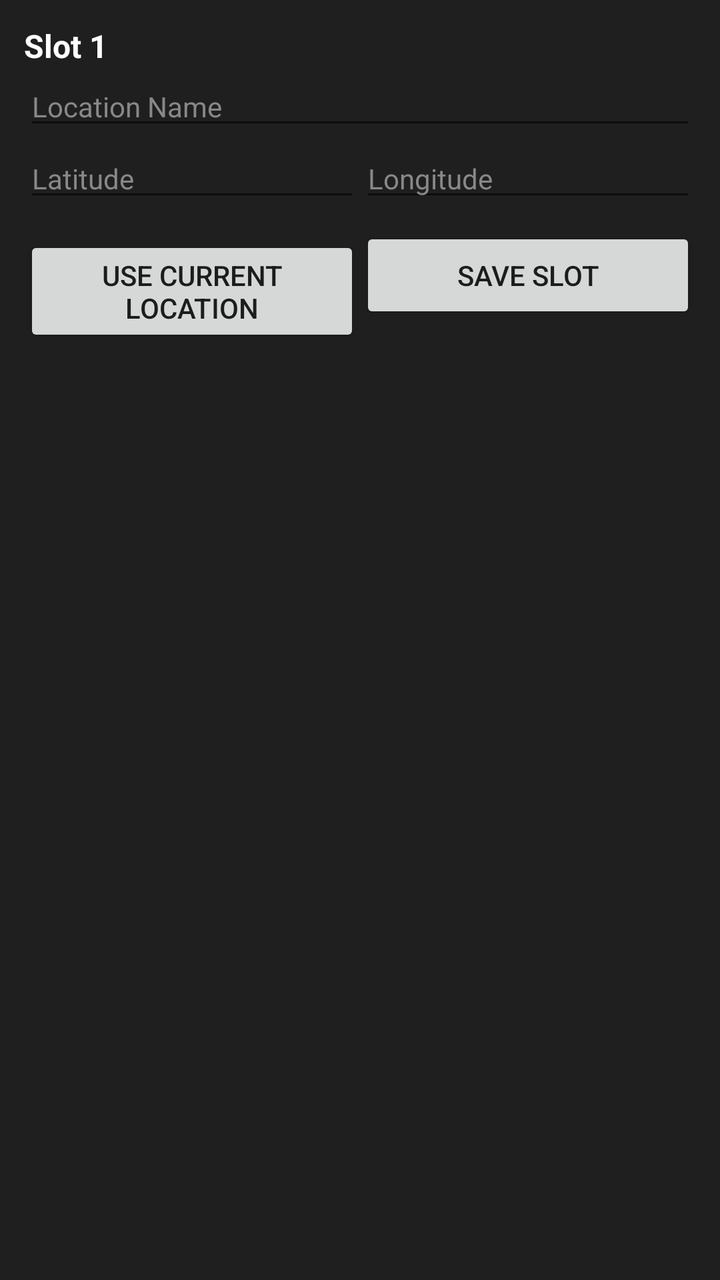
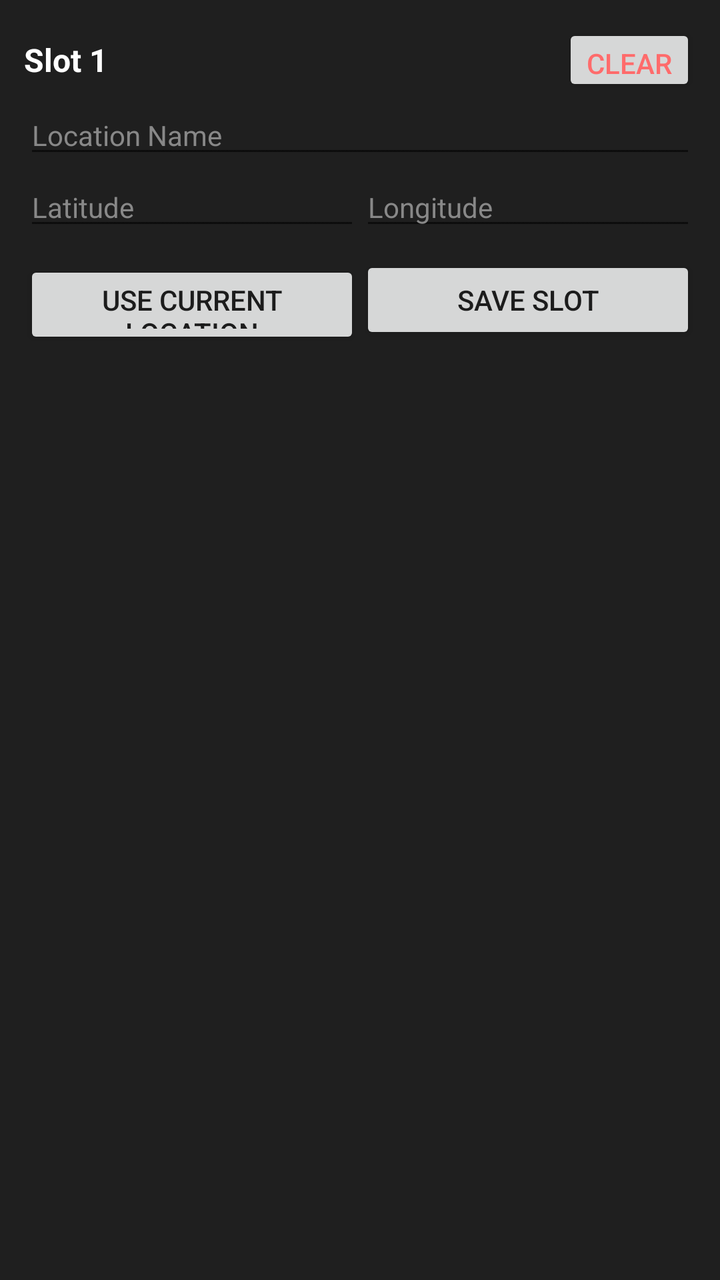

Screens rendered from an Android XML layout before and after an edit, with the pre-edit source and the edit as a unified diff.
<!-- AndroidManifest.xml: application theme Theme.AppCompat.DayNight -->
<!-- res/layout/item_slot_card.xml -->
<?xml version="1.0" encoding="utf-8"?>
<LinearLayout xmlns:android="http://schemas.android.com/apk/res/android"
    android:layout_width="match_parent"
    android:layout_height="wrap_content"
    android:layout_marginBottom="12dp"
    android:background="#1F1F1F"
    android:orientation="vertical"
    android:padding="12dp">

    <TextView
        android:id="@+id/tv_slot_header"
        android:layout_width="match_parent"
        android:layout_height="wrap_content"
        android:text="Slot 1"
        android:textColor="#FFFFFF"
        android:textSize="16sp"
        android:textStyle="bold" />

    <EditText
        android:id="@+id/et_slot_name"
        android:layout_width="match_parent"
        android:layout_height="wrap_content"
        android:hint="Location Name"
        android:textColor="#FFFFFF"
        android:textColorHint="#888888"
        android:textSize="14sp" />

    <LinearLayout
        android:layout_width="match_parent"
        android:layout_height="wrap_content"
        android:orientation="horizontal">

        <EditText
            android:id="@+id/et_slot_lat"
            android:layout_width="0dp"
            android:layout_height="wrap_content"
            android:layout_weight="1"
            android:hint="Latitude"
            android:inputType="numberDecimal|numberSigned"
            android:textColor="#FFFFFF"
            android:textColorHint="#888888"
            android:textSize="14sp" />

        <EditText
            android:id="@+id/et_slot_lng"
            android:layout_width="0dp"
            android:layout_height="wrap_content"
            android:layout_weight="1"
            android:hint="Longitude"
            android:inputType="numberDecimal|numberSigned"
            android:textColor="#FFFFFF"
            android:textColorHint="#888888"
            android:textSize="14sp" />
    </LinearLayout>

    <LinearLayout
        android:layout_width="match_parent"
        android:layout_height="wrap_content"
        android:layout_marginTop="8dp"
        android:orientation="horizontal">

        <Button
            android:id="@+id/btn_fill_current_loc"
            style="?android:attr/buttonStyleSmall"
            android:layout_width="0dp"
            android:layout_height="wrap_content"
            android:layout_weight="1"
            android:text="Use Current Location" />

        <Button
            android:id="@+id/btn_save_slot"
            style="?android:attr/buttonStyleSmall"
            android:layout_width="0dp"
            android:layout_height="wrap_content"
            android:layout_weight="1"
            android:text="Save Slot" />
    </LinearLayout>
</LinearLayout>
<!-- resources referenced by this layout -->
<resources>

</resources>

<!-- the commit's change to res/layout/item_slot_card.xml (unified diff, before → after) -->
@@ -7,14 +7,30 @@
     android:orientation="vertical"
     android:padding="12dp">
 
-    <TextView
-        android:id="@+id/tv_slot_header"
+    <LinearLayout
         android:layout_width="match_parent"
         android:layout_height="wrap_content"
-        android:text="Slot 1"
-        android:textColor="#FFFFFF"
-        android:textSize="16sp"
-        android:textStyle="bold" />
+        android:gravity="center_vertical"
+        android:orientation="horizontal">
+
+        <TextView
+            android:id="@+id/tv_slot_header"
+            android:layout_width="0dp"
+            android:layout_height="wrap_content"
+            android:layout_weight="1"
+            android:text="Slot 1"
+            android:textColor="#FFFFFF"
+            android:textSize="16sp"
+            android:textStyle="bold" />
+
+        <Button
+            android:id="@+id/btn_clear_slot"
+            style="?android:attr/buttonStyleSmall"
+            android:layout_width="wrap_content"
+            android:layout_height="36dp"
+            android:text="Clear"
+            android:textColor="#FF6B6B" />
+    </LinearLayout>
 
     <EditText
         android:id="@+id/et_slot_name"
@@ -63,7 +79,7 @@
             android:id="@+id/btn_fill_current_loc"
             style="?android:attr/buttonStyleSmall"
             android:layout_width="0dp"
-            android:layout_height="wrap_content"
+            android:layout_height="44dp"
             android:layout_weight="1"
             android:text="Use Current Location" />
 
@@ -71,7 +87,7 @@
             android:id="@+id/btn_save_slot"
             style="?android:attr/buttonStyleSmall"
             android:layout_width="0dp"
-            android:layout_height="wrap_content"
+            android:layout_height="44dp"
             android:layout_weight="1"
             android:text="Save Slot" />
     </LinearLayout>
